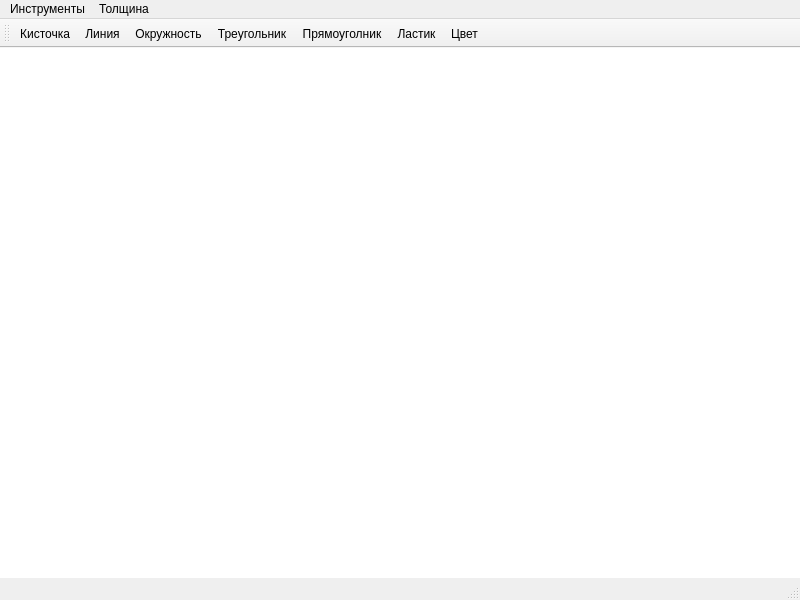
First picture: the form in paint.ui, repository zif108/paint, before the edit.
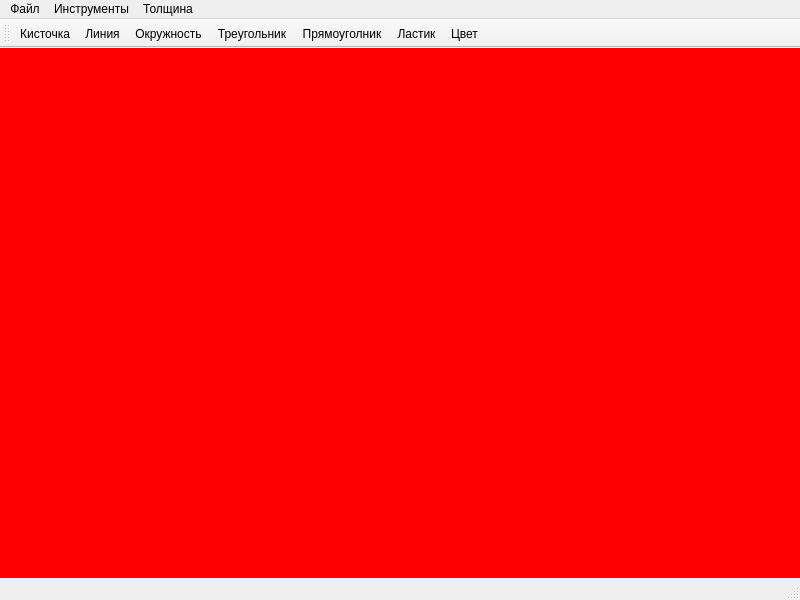
Second picture: the form after the edit. Icons and pictures are not drawn.

Commit message: Добавлена возможность сохранять изображения

The edit to the form file:
```diff
--- a/paint.ui
+++ b/paint.ui
@@ -14,9 +14,9 @@
    <string>MainWindow</string>
   </property>
   <property name="styleSheet">
-   <string notr="true">#centralwidget {
-       background-color: rgb(255, 255, 255);
-}</string>
+   <string notr="true">#centralwidget
+{background-color: rgb(255, 0, 0);}
+</string>
   </property>
   <widget class="QWidget" name="centralwidget"/>
   <widget class="QMenuBar" name="menubar">
@@ -50,6 +50,13 @@
     <addaction name="thick"/>
     <addaction name="very_thick"/>
    </widget>
+   <widget class="QMenu" name="menu_3">
+    <property name="title">
+     <string>Файл</string>
+    </property>
+    <addaction name="save"/>
+   </widget>
+   <addaction name="menu_3"/>
    <addaction name="menu"/>
    <addaction name="menu_2"/>
   </widget>
```
Left out of the diff: 9 changed lines with no effect on the pictures. The commit also changes 1 other file.
